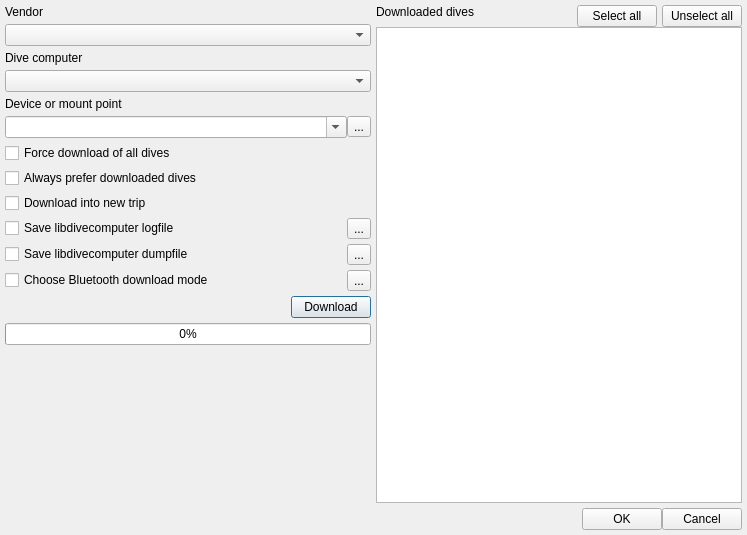
Qt form desktop-widgets/downloadfromdivecomputer.ui (subsurface/subsurface) before a commit.
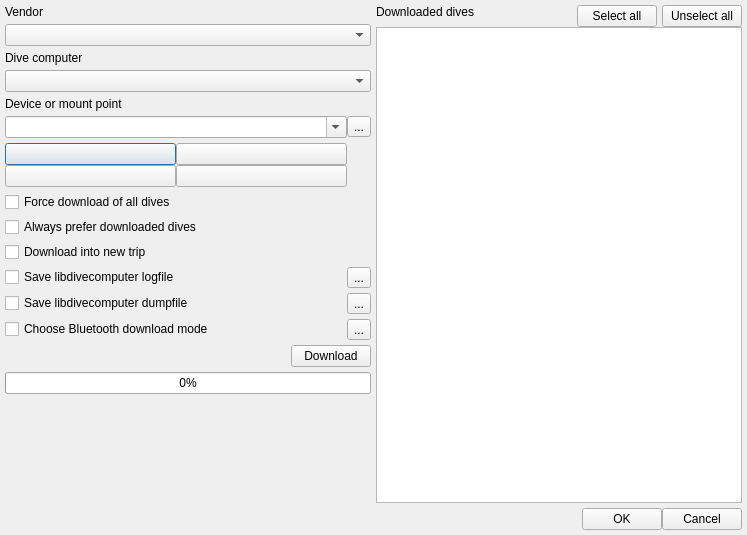
The same form after that commit. Icons and pictures are not drawn.

Commit message:
Desktop/remember DCs: base UI
Simply create the buttons that can be used as shortcuts to previously used dive
computers. This isn't hooked up at all.

Patch:
```diff
--- a/desktop-widgets/downloadfromdivecomputer.ui
+++ b/desktop-widgets/downloadfromdivecomputer.ui
@@ -46,84 +46,52 @@
          <property name="verticalSpacing">
           <number>5</number>
          </property>
-         <item row="4" column="0">
-          <widget class="QLabel" name="label_3">
-           <property name="text">
-            <string>Device or mount point</string>
-           </property>
-          </widget>
-         </item>
-         <item row="5" column="0">
-          <widget class="QComboBox" name="device">
-           <property name="editable">
-            <bool>true</bool>
-           </property>
-          </widget>
-         </item>
-         <item row="5" column="1">
-          <widget class="QToolButton" name="search">
-           <property name="text">
-            <string>...</string>
-           </property>
-          </widget>
-         </item>
-         <item row="6" column="0">
+         <item row="7" column="0">
           <widget class="QCheckBox" name="forceDownload">
            <property name="text">
             <string>Force download of all dives</string>
            </property>
           </widget>
          </item>
-         <item row="7" column="0">
+         <item row="2" column="0" colspan="2">
+          <widget class="QLabel" name="label_2">
+           <property name="text">
+            <string>Dive computer</string>
+           </property>
+          </widget>
+         </item>
+         <item row="1" column="0" colspan="2">
+          <widget class="QComboBox" name="vendor"/>
+         </item>
+         <item row="8" column="0">
           <widget class="QCheckBox" name="preferDownloaded">
            <property name="text">
             <string>Always prefer downloaded dives</string>
            </property>
           </widget>
          </item>
-         <item row="8" column="0">
-          <widget class="QCheckBox" name="createNewTrip">
-           <property name="text">
-            <string>Download into new trip</string>
-           </property>
-          </widget>
-         </item>
-         <item row="9" column="0">
+         <item row="10" column="0">
           <widget class="QCheckBox" name="logToFile">
            <property name="text">
             <string>Save libdivecomputer logfile</string>
            </property>
           </widget>
          </item>
-         <item row="9" column="1">
-          <widget class="QToolButton" name="chooseLogFile">
-           <property name="text">
-            <string>...</string>
+         <item row="5" column="0">
+          <widget class="QComboBox" name="device">
+           <property name="editable">
+            <bool>true</bool>
            </property>
           </widget>
          </item>
-         <item row="10" column="0">
-          <widget class="QCheckBox" name="dumpToFile">
-           <property name="text">
-            <string>Save libdivecomputer dumpfile</string>
-           </property>
-          </widget>
-         </item>
-         <item row="10" column="1">
-          <widget class="QToolButton" name="chooseDumpFile">
-           <property name="text">
-            <string>...</string>
-           </property>
-          </widget>
-         </item>
-         <item row="11" column="0">
+         <item row="12" column="0">
           <widget class="QCheckBox" name="bluetoothMode">
            <property name="text">
             <string>Choose Bluetooth download mode</string>
            </property>
           </widget>
          </item>
-         <item row="11" column="1">
+         <item row="12" column="1">
           <widget class="QToolButton" name="chooseBluetoothDevice">
            <property name="toolTip">
             <string>Select a remote Bluetooth device.</string>
@@ -133,6 +101,34 @@
            </property>
           </widget>
          </item>
+         <item row="5" column="1">
+          <widget class="QToolButton" name="search">
+           <property name="text">
+            <string>...</string>
+           </property>
+          </widget>
+         </item>
+         <item row="11" column="1">
+          <widget class="QToolButton" name="chooseDumpFile">
+           <property name="text">
+            <string>...</string>
+           </property>
+          </widget>
+         </item>
+         <item row="4" column="0">
+          <widget class="QLabel" name="label_3">
+           <property name="text">
+            <string>Device or mount point</string>
+           </property>
+          </widget>
+         </item>
+         <item row="10" column="1">
+          <widget class="QToolButton" name="chooseLogFile">
+           <property name="text">
+            <string>...</string>
+           </property>
+          </widget>
+         </item>
          <item row="0" column="0" colspan="2">
           <widget class="QLabel" name="label">
            <property name="text">
@@ -140,19 +136,43 @@
            </property>
           </widget>
          </item>
-         <item row="1" column="0" colspan="2">
-          <widget class="QComboBox" name="vendor"/>
+         <item row="9" column="0">
+          <widget class="QCheckBox" name="createNewTrip">
+           <property name="text">
+            <string>Download into new trip</string>
+           </property>
+          </widget>
          </item>
-         <item row="2" column="0" colspan="2">
-          <widget class="QLabel" name="label_2">
+         <item row="11" column="0">
+          <widget class="QCheckBox" name="dumpToFile">
            <property name="text">
-            <string>Dive computer</string>
+            <string>Save libdivecomputer dumpfile</string>
            </property>
           </widget>
          </item>
          <item row="3" column="0" colspan="2">
           <widget class="QComboBox" name="product"/>
          </item>
+         <item row="6" column="0">
+          <layout class="QGridLayout" name="DCGrid">
+<item row="0" column="0">
+          <widget class="QPushButton" name="DC1">
+          </widget>
+</item>
+<item row="0" column="1">
+          <widget class="QPushButton" name="DC2">
+          </widget>
+</item>
+<item row="1" column="0">
+          <widget class="QPushButton" name="DC3">
+          </widget>
+</item>
+<item row="1" column="1">
+          <widget class="QPushButton" name="DC4">
+          </widget>
+</item>
+</layout>
+         </item>
         </layout>
        </item>
        <item>
```
The commit also changes 1 other file.
